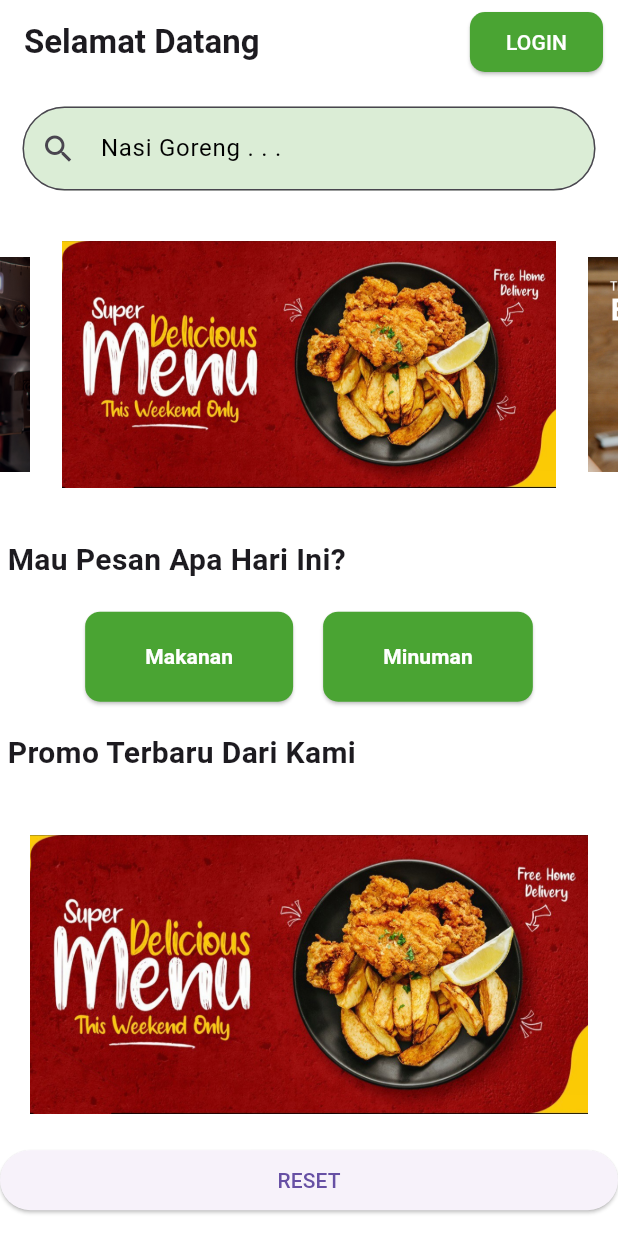
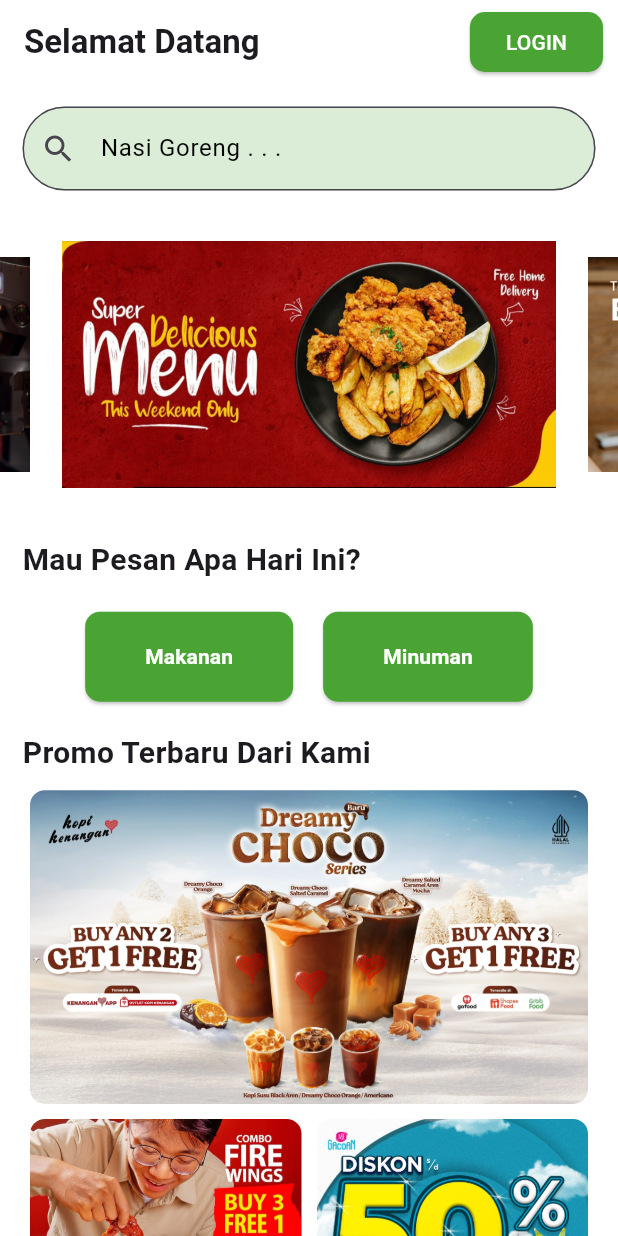
Before and after one commit to FiveHeisenberg/mobile-restaurant, a Flutter app: the screen it shows after launch, on a phone screen of 412 x 824 dp. Run offline on Flutter 3.47's test engine with Material 3 defaults, Android fonts, the phone set to English and light mode, and no system bars; drawn by our look-alikes of carousel_slider.

Commit message:
done design main

```diff
--- a/lib/main.dart
+++ b/lib/main.dart
@@ -16,6 +16,7 @@ class MyApp extends StatelessWidget {
   }
 }
 
+  // Template Warna
 class AppColors {
   static const Color primaryGreen = Color(0xFF4AA433);
   static const Color secondBlack = Color(0xFF000000);
@@ -35,7 +36,6 @@ class MyHomePage extends StatefulWidget {
 class _MyHomePageState extends State<MyHomePage> {
   bool login = false;
   String query = '';
-
 
   @override
   Widget build(BuildContext context) {
@@ -192,7 +192,7 @@ class _MyHomePageState extends State<MyHomePage> {
           ),
 
           Padding(
-            padding: const EdgeInsets.fromLTRB(5, 0, 5, 20),
+            padding: const EdgeInsets.fromLTRB(15, 0, 5, 20),
             child: Text(
               "Mau Pesan Apa Hari Ini?",
               style: TextStyle(
@@ -248,9 +248,8 @@ class _MyHomePageState extends State<MyHomePage> {
           ),
 
           SizedBox(height: 20),
-
           Padding(
-            padding: const EdgeInsets.fromLTRB(5, 0, 5, 20),
+            padding: const EdgeInsets.fromLTRB(15, 0, 5, 10),
             child: Text(
               "Promo Terbaru Dari Kami",
               style: TextStyle(
@@ -261,8 +260,47 @@ class _MyHomePageState extends State<MyHomePage> {
           ),
 
           Container(
-            child: Image.asset("img/banner1.png"),
-            padding: EdgeInsets.all(20),
+            child: Column(
+              children: [
+                Padding(
+                  padding: EdgeInsetsGeometry.fromLTRB(20, 0, 20, 5),
+                  child: ClipRRect(
+                    borderRadius: BorderRadiusGeometry.circular(10),
+                    child: Image.asset(
+                      "img/promo1.png"
+                    ),
+                  )
+                ),
+                Row(
+                  children: [
+                    Expanded(
+                      child: Padding(
+                        padding: EdgeInsetsGeometry.fromLTRB(20, 5, 5, 10),
+                        child: ClipRRect(
+                          borderRadius: BorderRadiusGeometry.circular(10),
+                          child: Image.asset(
+                            "img/promo0.jpg",
+                            fit: BoxFit.cover,
+                          ),
+                        ),
+                      )
+                    ),
+                    Expanded(
+                      child: Padding(
+                        padding: EdgeInsetsGeometry.fromLTRB(5, 5, 20, 10),
+                        child: ClipRRect(
+                          borderRadius: BorderRadiusGeometry.circular(10),
+                          child: Image.asset(
+                            "img/promo2.jpg",
+                            fit: BoxFit.cover,
+                          ),
+                        ),
+                      )
+                    )
+                  ],
+                )
+              ],
+            )
           ),
 
           ElevatedButton(
```
Also changed, not shown: img/promo0.jpg (added), img/promo1.png (added), img/promo2.jpg (added).
